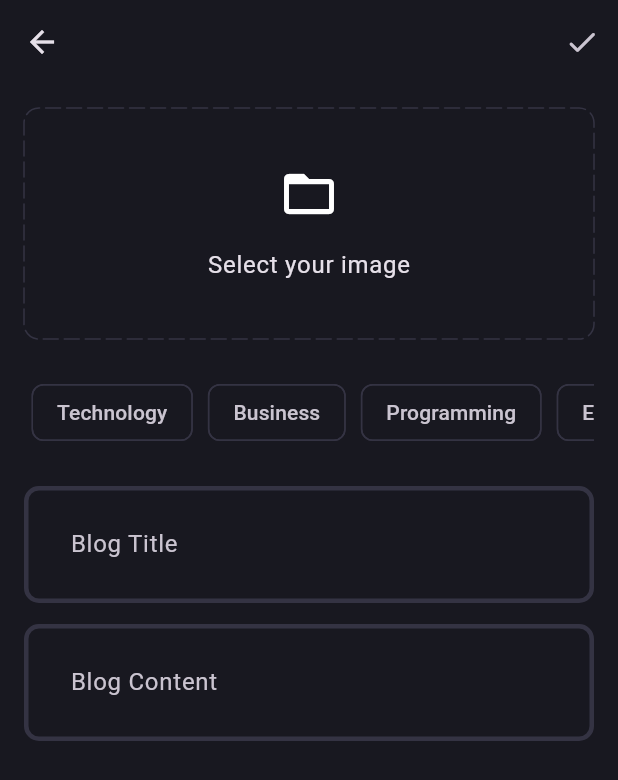
After one commit to NikhilKukreja26/blog_app, a Flutter app: the AddNewBlogPage screen opened by its route, on a phone screen of 412 x 824 dp. The commit adds this screen. Shown: the top 780 px of the screen. Run offline on Flutter 3.47's test engine with Material 3 defaults, Android fonts, the phone set to English and light mode, and no system bars; drawn by our look-alikes of dotted_border; our stand-ins replace equatable, flutter_bloc, flutter_screenutil, fpdart, freezed_annotation, get_it and 2 more; accounts and stored records are empty; network calls fail.

Commit message:
[feature] - Blog page - Add new blog page UI - Navigate using gorouter redirect function
[fix]
- Import sort

[chore]
- New dependencies added

```diff
--- a/lib/common.dart
+++ b/lib/common.dart
@@ -3,8 +3,11 @@ export 'package:flutter/material.dart';
 export 'core/config/routes.dart';
 export 'core/extensions/string_extensions.dart';
 export 'core/extensions/build_context_extension.dart';
+export 'core/extensions/text_style_extensions.dart';
 export 'core/extensions/color_extension.dart';
 export 'core/resources/app_strings.dart';
+export 'core/resources/values_manager.dart';
+export 'core/resources/fonts_manager.dart';
 export 'core/secrets/app_secrets.dart';
 export 'core/theme/app_palette.dart';
 export 'core/theme/theme.dart';
--- a/lib/core/resources/app_strings.dart
+++ b/lib/core/resources/app_strings.dart
@@ -1,5 +1,12 @@
 class AppStrings {
   static const String appTitle = 'Blog App';
+  static const String selectYourImage = 'Select your image';
+  static const String technology = 'Technology';
+  static const String business = 'Business';
+  static const String programming = 'Programming';
+  static const String entertainment = 'Entertainment';
+  static const String blogTitle = 'Blog Title';
+  static const String blogContent = 'Blog Content';
 
   // Validations
   static const String pleaseEnterTheName = 'Please enter the name';
--- /dev/null
+++ b/lib/core/resources/values_manager.dart
@@ -0,0 +1,162 @@
+// Package imports:
+import 'package:flutter_screenutil/flutter_screenutil.dart' show SizeExtension;
+
+class AppMargin {
+  static double m5 = 5.w;
+  static double m8 = 8.w;
+  static double m12 = 12.w;
+  static double m14 = 14.w;
+  static double m16 = 16.w;
+  static double m18 = 18.w;
+  static double m20 = 20.w;
+}
+
+class AppPadding {
+  static double p4 = 4.w;
+  static double p4_2 = 4.2.w;
+  static double p5 = 5.w;
+  static double p6 = 6.w;
+  static double p8 = 8.w;
+  static double p10 = 10.w;
+  static double p11 = 11.w;
+  static double p12 = 12.w;
+  static double p14 = 14.w;
+  static double p16 = 16.w;
+  static double p18 = 18.w;
+  static double p20 = 20.w;
+  static double p22 = 22.w;
+  static double p24 = 24.w;
+  static double p26 = 26.w;
+  static double p28 = 28.w;
+  static double p30 = 30.w;
+  static double p32 = 32.w;
+  static double p34 = 34.w;
+  static double p36 = 36.w;
+  static double p38 = 38.w;
+  static double p40 = 40.w;
+}
+
+class AppSize {
+  static const double s1_2 = 1.2;
+  static const double s1_5 = 1.5;
+  static const double s4 = 4.0;
+  static const double s8 = 8.0;
+  static const double s10 = 10.0;
+  static const double s12 = 12.0;
+  static const double s14 = 14.0;
+  static const double s16 = 16.0;
+  static const double s18 = 18.0;
+  static const double s20 = 20.0;
+  static const double s28 = 28.0;
+  static const double s60 = 60.0;
+  static const double s65 = 65.0;
+}
+
+class AppHeight {
+  static double h2 = 2.h;
+  static double h4 = 4.h;
+  static double h6 = 6.h;
+  static double h8 = 8.h;
+  static double h10 = 10.h;
+  static double h12 = 12.h;
+  static double h14 = 14.h;
+  static double h15 = 15.h;
+  static double h16 = 16.h;
+  static double h18 = 18.h;
+  static double h20 = 20.h;
+  static double h22 = 22.h;
+  static double h24 = 24.h;
+  static double h26 = 26.h;
+  static double h28 = 28.h;
+  static double h30 = 30.h;
+  static double h32 = 30.h;
+  static double h34 = 32.h;
+  static double h36 = 36.h;
+  static double h38 = 38.h;
+  static double h40 = 40.h;
+  static double h42 = 42.h;
+  static double h44 = 44.h;
+  static double h46 = 46.h;
+  static double h48 = 48.h;
+  static double h50 = 50.h;
+  static double h60 = 60.h;
+  static double h70 = 70.h;
+  static double h80 = 80.h;
+  static double h100 = 100.h;
+  static double h120 = 120.h;
+  static double h122 = 122.h;
+  static double h124 = 124.h;
+  static double h126 = 126.h;
+  static double h128 = 128.h;
+  static double h130 = 130.h;
+  static double h150 = 150.h;
+  static double h220 = 220.h;
+  static double h240 = 240.h;
+  static double h260 = 260.h;
+  static double h280 = 280.h;
+  static double h300 = 300.h;
+  static double h320 = 320.h;
+  static double h340 = 340.h;
+  static double h360 = 360.h;
+  static double h380 = 380.h;
+  static double h400 = 400.h;
+}
+
+class AppWidth {
+  static double w2 = 2.w;
+  static double w4 = 4.w;
+  static double w6 = 6.w;
+  static double w8 = 8.w;
+  static double w10 = 10.w;
+  static double w12 = 12.w;
+  static double w14 = 14.w;
+  static double w15 = 15.w;
+  static double w16 = 16.w;
+  static double w18 = 18.w;
+  static double w20 = 20.w;
+  static double w22 = 22.w;
+  static double w24 = 24.w;
+  static double w26 = 26.w;
+  static double w28 = 28.w;
+  static double w30 = 30.w;
+  static double w40 = 40.w;
+  static double w50 = 50.w;
+  static double w60 = 60.w;
+  static double w62 = 62.w;
+  static double w64 = 64.w;
+  static double w66 = 66.w;
+  static double w68 = 68.w;
+  static double w70 = 70.w;
+  static double w80 = 80.w;
+  static double w90 = 90.w;
+  static double w92 = 92.w;
+  static double w94 = 94.w;
+  static double w96 = 96.w;
+  static double w98 = 98.w;
+  static double w100 = 100.w;
+  static double w105 = 105.w;
+  static double w350 = 350.w;
+  static double w400 = 400.w;
+  static double w420 = 420.w;
+}
+
+class AppBorderRadius {
+  static double r2 = 2.r;
+  static double r4 = 4.r;
+  static double r6 = 6.r;
+  static double r8 = 8.r;
+  static double r10 = 10.r;
+  static double r12 = 12.r;
+  static double r14 = 14.r;
+  static double r15 = 15.r;
+  static double r16 = 16.r;
+  static double r18 = 18.r;
+  static double r20 = 20.r;
+  static double r22 = 22.r;
+  static double r24 = 24.r;
+  static double r26 = 26.r;
+  static double r28 = 28.r;
+  static double r30 = 30.r;
+  static double r40 = 40.r;
+  static double r50 = 50.r;
+}
--- a/lib/features/auth/presentation/bloc/auth_bloc.dart
+++ b/lib/features/auth/presentation/bloc/auth_bloc.dart
@@ -28,6 +28,11 @@ class AuthBloc extends Bloc<AuthEvent, AuthState> {
         _currentUser = currentUser,
         _appUserCubit = appUserCubit,
         super(AuthState.initial()) {
+    on<AuthEvent>(
+      (_, emit) => emit(
+        state.copyWith(status: AuthStatus.loading),
+      ),
+    );
     on<AuthSignIn>(_onAuthSignIn);
     on<AuthSignUp>(_onAuthSignUp);
     on<AuthIsUserLoggedIn>(_isUserLoggedIn);
--- /dev/null
+++ b/lib/features/blog/presentation/pages/add_new_blog_page.dart
@@ -0,0 +1,143 @@
+// Package imports:
+import 'package:dotted_border/dotted_border.dart';
+
+// Project imports:
+import 'package:blog_app/common.dart';
+import 'package:blog_app/features/blog/presentation/widgets/blog_editor.dart';
+
+class AddNewBlogPage extends StatefulWidget {
+  const AddNewBlogPage({super.key});
+
+  @override
+  State<AddNewBlogPage> createState() => _AddNewBlogPageState();
+}
+
+class _AddNewBlogPageState extends State<AddNewBlogPage> {
+  late TextEditingController _titleController;
+  late TextEditingController _contentController;
+
+  ValueNotifier<List<String>> _selectedTopics = ValueNotifier<List<String>>([]);
+
+  @override
+  void initState() {
+    super.initState();
+    _titleController = TextEditingController();
+    _contentController = TextEditingController();
+  }
+
+  @override
+  void dispose() {
+    super.dispose();
+    _titleController.dispose();
+    _contentController.dispose();
+  }
+
+  @override
+  Widget build(BuildContext context) {
+    return Scaffold(
+      appBar: AppBar(
+        actions: [
+          IconButton(
+            onPressed: () {},
+            icon: const Icon(Icons.done_rounded),
+          ),
+        ],
+      ),
+      body: Padding(
+        padding: EdgeInsets.all(AppPadding.p16),
+        child: SingleChildScrollView(
+          child: Column(
+            children: [
+              DottedBorder(
+                color: AppPalette.borderColor,
+                dashPattern: const [10, 4],
+                radius: Radius.circular(AppBorderRadius.r10),
+                borderType: BorderType.RRect,
+                strokeCap: StrokeCap.round,
+                child: SizedBox(
+                  height: AppHeight.h150,
+                  width: double.infinity,
+                  child: Column(
+                    mainAxisAlignment: MainAxisAlignment.center,
+                    children: [
+                      Icon(
+                        Icons.folder_open,
+                        size: AppHeight.h40,
+                      ),
+                      SizedBox(height: AppHeight.h16),
+                      Text(
+                        AppStrings.selectYourImage,
+                        style: context.bodyLarge,
+                      ),
+                    ],
+                  ),
+                ),
+              ),
+              SizedBox(height: AppHeight.h20),
+              SingleChildScrollView(
+                scrollDirection: Axis.horizontal,
+                child: Row(
+                  children: [
+                    AppStrings.technology,
+                    AppStrings.business,
+                    AppStrings.programming,
+                    AppStrings.entertainment,
+                  ]
+                      .map(
+                        (e) => Padding(
+                          padding: const EdgeInsets.all(5.0),
+                          child: ValueListenableBuilder<List<String>>(
+                            valueListenable: _selectedTopics,
+                            builder: (_, topics, ___) {
+                              return FilterChip(
+                                onSelected: (value) {
+                                  if (!_selectedTopics.value.contains(e)) {
+                                    _selectedTopics.value = [
+                                      ..._selectedTopics.value,
+                                      e,
+                                    ];
+                                    topics.add(e);
+                                  } else {
+                                    _selectedTopics.value = _selectedTopics
+                                        .value
+                                        .where((value) => value != e)
+                                        .toList();
+                                  }
+                                },
+                                showCheckmark: false,
+                                color: topics.contains(e)
+                                    ? const WidgetStatePropertyAll(
+                                        AppPalette.gradient1,
+                                      )
+                                    : null,
+                                side: topics.contains(e)
+                                    ? null
+                                    : const BorderSide(
+                                        color: AppPalette.borderColor,
+                                      ),
+                                label: Text(e),
+                              );
+                            },
+                          ),
+                        ),
+                      )
+                      .toList(),
+                ),
+              ),
+              SizedBox(height: AppHeight.h20),
+              BlogEditor(
+                controller: _titleController,
+                hintText: AppStrings.blogTitle,
+              ),
+              SizedBox(height: AppHeight.h14),
+              BlogEditor(
+                controller: _contentController,
+                hintText: AppStrings.blogContent,
+              ),
+            ],
+          ),
+        ),
+      ),
+    );
+  }
+}
--- /dev/null
+++ b/lib/features/blog/presentation/widgets/blog_editor.dart
@@ -0,0 +1,24 @@
+// Flutter imports:
+import 'package:flutter/material.dart';
+
+class BlogEditor extends StatelessWidget {
+  const BlogEditor({
+    super.key,
+    required this.controller,
+    required this.hintText,
+  });
+
+  final TextEditingController controller;
+  final String hintText;
+
+  @override
+  Widget build(BuildContext context) {
+    return TextFormField(
+      controller: controller,
+      decoration: InputDecoration(
+        hintText: hintText,
+      ),
+      maxLines: null,
+    );
+  }
+}
--- a/pubspec.yaml
+++ b/pubspec.yaml
@@ -29,15 +29,18 @@ environment:
 # versions available, run `flutter pub outdated`.
 dependencies:
   cupertino_icons: ^1.0.8
+  dotted_border: ^2.1.0
   equatable: ^2.0.5
   flutter:
     sdk: flutter
   flutter_bloc: ^8.1.5
+  flutter_screenutil: ^5.9.3
   fpdart: ^1.1.0
   freezed_annotation: ^2.4.1
   get_it: ^7.7.0
   go_router: ^14.1.4
   go_router_builder: ^2.7.0
+  image_picker: ^1.1.2
   import_sorter: ^4.6.0
   json_annotation: ^4.9.0
   supabase_flutter: ^2.5.4
```
Also changed, not shown: lib/core/config/routes.dart (+46 -12 lines), lib/core/extensions/text_style_extensions.dart (added, +79 -0 lines), lib/core/resources/fonts_manager.dart (added, +33 -0 lines), lib/features/blog/presentation/pages/blog_page.dart (added, +29 -0 lines), lib/main.dart (+20 -5 lines), lib/core/config/routes.g.dart, pubspec.lock, 7 other files.
